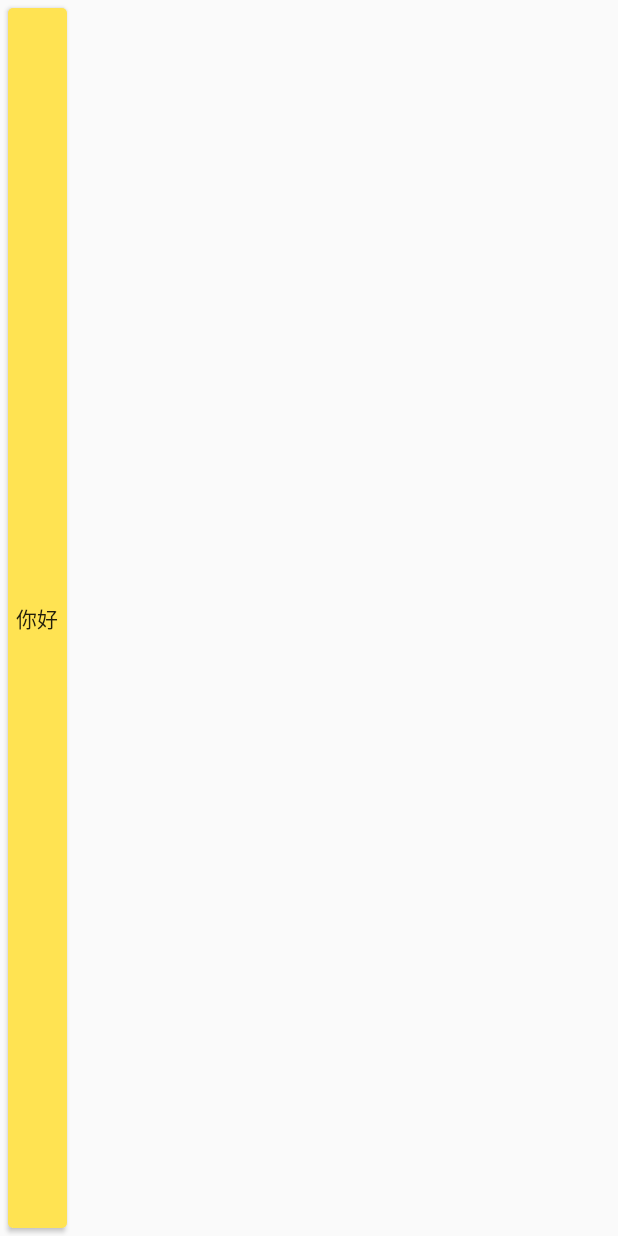
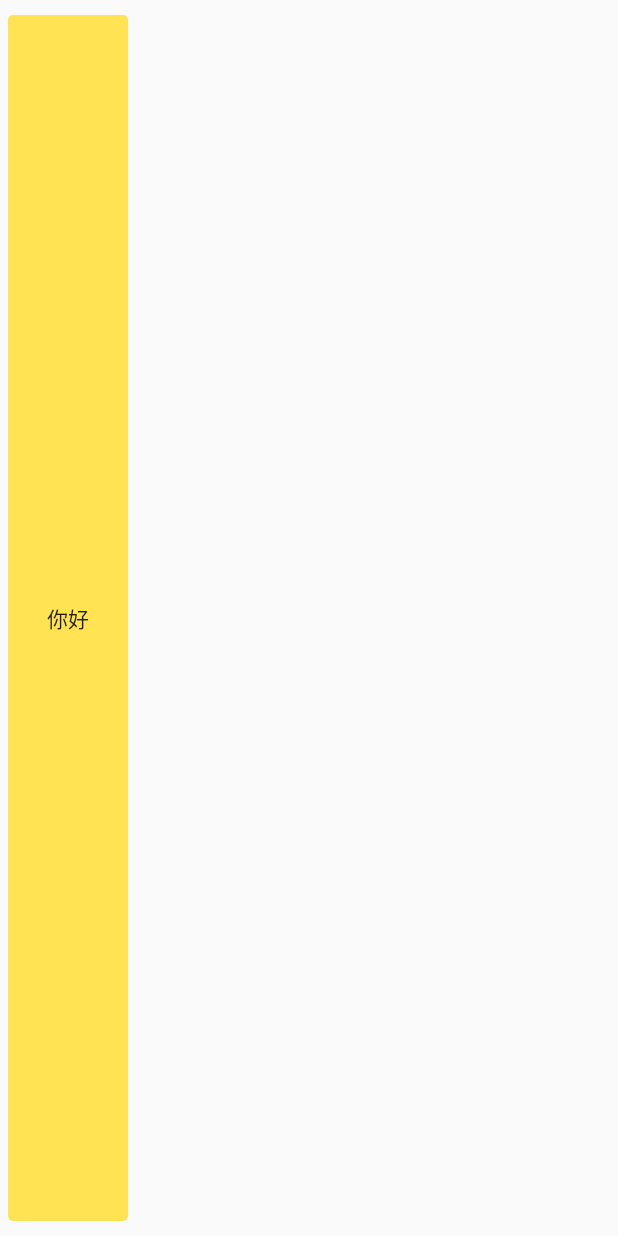
Before and after one commit to LucianZhang/PullLoadXiaochengxu, an Android app: the layout item_list.xml on its own in the app's theme, with its tools: preview values and no code run, on a phone screen of 412 x 824 dp. Run offline under Robolectric (Android 15) with nearby library versions, the phone set to English and light mode, and no system bars.

```diff
--- a/app/src/main/res/layout/homepage.xml
+++ b/app/src/main/res/layout/homepage.xml
@@ -14,6 +14,7 @@
         android:layout_width="match_parent"
         android:layout_height="match_parent"
         android:background="@color/white"
+        android:clickable="true"
         android:paddingLeft="25dp"
         android:paddingRight="25dp">
 
@@ -56,6 +57,7 @@
             android:src="@drawable/logo"/>
 
         <LinearLayout
+            android:id="@+id/icon_lay"
             android:layout_width="match_parent"
             android:layout_height="wrap_content"
             android:layout_below="@id/url_lay"
--- a/app/src/main/res/layout/item_list.xml
+++ b/app/src/main/res/layout/item_list.xml
@@ -1,15 +1,20 @@
 <?xml version="1.0" encoding="utf-8"?>
 <LinearLayout xmlns:android="http://schemas.android.com/apk/res/android"
-              android:layout_width="50dp"
+              android:layout_width="80dp"
               android:layout_height="match_parent"
+              android:layout_marginBottom="10dp"
+              android:layout_marginLeft="5dp"
+              android:layout_marginRight="5dp"
+              android:layout_marginTop="10dp"
+              android:background="@drawable/btn_orange"
               android:orientation="vertical">
 
     <Button
         android:id="@+id/item_title"
         android:layout_width="match_parent"
         android:layout_height="match_parent"
-        android:layout_margin="5dp"
-        android:background="@drawable/btn_orange"
+        android:background="@color/transparent"
         android:gravity="center"
         android:text="你好"/>
+
 </LinearLayout>
```
Also changed, not shown: app/src/main/java/com/renny/simplebrowser/widget/PullExtend/PullExtendLayout.java (+3 -4 lines).
